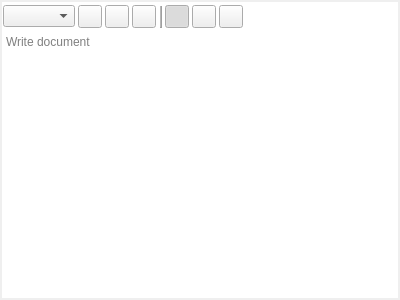
The window that ui/rich_text_editor_widget.ui (zkovari/plotlyst) describes before a commit, drawn with Qt 5.
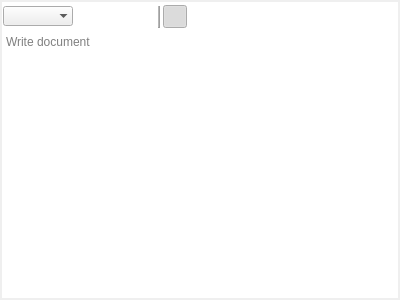
The same window after the commit.

Commit message: Autoraise toolbuttons in editors

The edit to the form file:
```diff
--- a/ui/rich_text_editor_widget.ui
+++ b/ui/rich_text_editor_widget.ui
@@ -53,7 +53,11 @@
        <number>3</number>
       </property>
       <item>
-       <widget class="QComboBox" name="cbHeading"/>
+       <widget class="QComboBox" name="cbHeading">
+        <property name="frame">
+         <bool>false</bool>
+        </property>
+       </widget>
       </item>
       <item>
        <widget class="QToolButton" name="btnBold">
@@ -63,6 +67,9 @@
         <property name="checkable">
          <bool>true</bool>
         </property>
+        <property name="autoRaise">
+         <bool>true</bool>
+        </property>
        </widget>
       </item>
       <item>
@@ -73,6 +80,9 @@
         <property name="checkable">
          <bool>true</bool>
         </property>
+        <property name="autoRaise">
+         <bool>true</bool>
+        </property>
        </widget>
       </item>
       <item>
@@ -83,6 +93,9 @@
         <property name="checkable">
          <bool>true</bool>
         </property>
+        <property name="autoRaise">
+         <bool>true</bool>
+        </property>
        </widget>
       </item>
       <item>
@@ -112,6 +125,9 @@
         <property name="checked">
          <bool>true</bool>
         </property>
+        <property name="autoRaise">
+         <bool>true</bool>
+        </property>
         <attribute name="buttonGroup">
          <string notr="true">btnGroupAlignment</string>
         </attribute>
@@ -125,6 +141,9 @@
         <property name="checkable">
          <bool>true</bool>
         </property>
+        <property name="autoRaise">
+         <bool>true</bool>
+        </property>
         <attribute name="buttonGroup">
          <string notr="true">btnGroupAlignment</string>
         </attribute>
@@ -138,6 +157,9 @@
         <property name="checkable">
          <bool>true</bool>
         </property>
+        <property name="autoRaise">
+         <bool>true</bool>
+        </property>
         <attribute name="buttonGroup">
          <string notr="true">btnGroupAlignment</string>
         </attribute>
```
The commit also changes 2 other files.
